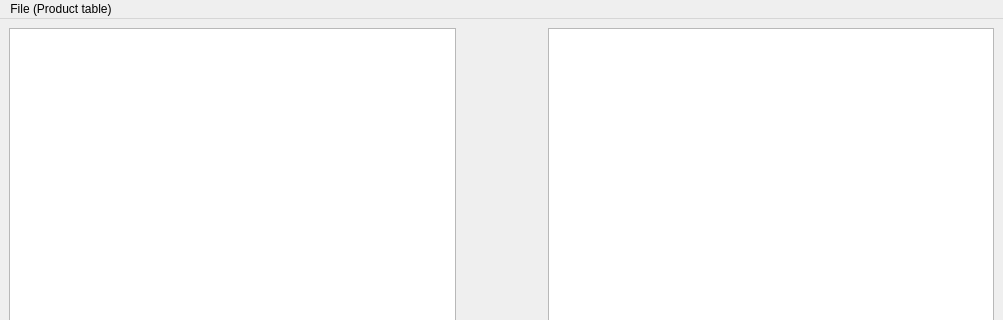
Qt form mainwindow.ui (VolodymirM/Avocado) before a commit; both pictures show x 0 to 1003 and y 0 to 320 of the 1003 by 629 pixel window.
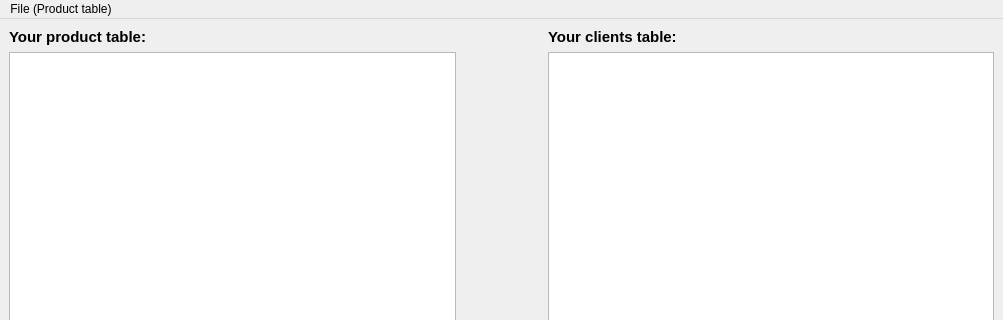
The same form after that commit.

Commit message:
Little interface correction
Added text labels above every table

The edit to the form file:
```diff
--- a/mainwindow.ui
+++ b/mainwindow.ui
@@ -15,20 +15,30 @@
   </property>
   <widget class="QWidget" name="centralwidget">
    <layout class="QGridLayout" name="gridLayout">
+    <item row="3" column="1">
+     <widget class="QPushButton" name="pushDistribute">
+      <property name="sizePolicy">
+       <sizepolicy hsizetype="Fixed" vsizetype="Fixed">
+        <horstretch>0</horstretch>
+        <verstretch>0</verstretch>
+       </sizepolicy>
+      </property>
+      <property name="text">
+       <string>Distribute</string>
+      </property>
+     </widget>
+    </item>
+    <item row="1" column="2">
+     <widget class="QTableView" name="tableClients">
+      <property name="sizePolicy">
+       <sizepolicy hsizetype="Expanding" vsizetype="Preferred">
+        <horstretch>0</horstretch>
+        <verstretch>0</verstretch>
+       </sizepolicy>
+      </property>
+     </widget>
+    </item>
     <item row="2" column="0">
-     <spacer name="horizontalSpacer">
-      <property name="orientation">
-       <enum>Qt::Horizontal</enum>
-      </property>
-      <property name="sizeHint" stdset="0">
-       <size>
-        <width>40</width>
-        <height>20</height>
-       </size>
-      </property>
-     </spacer>
-    </item>
-    <item row="1" column="0">
      <widget class="QPushButton" name="pushImport_pr">
       <property name="sizePolicy">
        <sizepolicy hsizetype="Preferred" vsizetype="Fixed">
@@ -41,17 +51,7 @@
       </property>
      </widget>
     </item>
-    <item row="0" column="0">
-     <widget class="QTableView" name="tableProduct">
-      <property name="sizePolicy">
-       <sizepolicy hsizetype="Expanding" vsizetype="Preferred">
-        <horstretch>0</horstretch>
-        <verstretch>0</verstretch>
-       </sizepolicy>
-      </property>
-     </widget>
-    </item>
-    <item row="2" column="2">
+    <item row="3" column="2">
      <spacer name="horizontalSpacer_2">
       <property name="orientation">
        <enum>Qt::Horizontal</enum>
@@ -64,17 +64,7 @@
       </property>
      </spacer>
     </item>
-    <item row="0" column="2">
-     <widget class="QTableView" name="tableClients">
-      <property name="sizePolicy">
-       <sizepolicy hsizetype="Expanding" vsizetype="Preferred">
-        <horstretch>0</horstretch>
-        <verstretch>0</verstretch>
-       </sizepolicy>
-      </property>
-     </widget>
-    </item>
-    <item row="1" column="2">
+    <item row="2" column="2">
      <widget class="QPushButton" name="pushImport_cl">
       <property name="sizePolicy">
        <sizepolicy hsizetype="Preferred" vsizetype="Fixed">
@@ -87,16 +77,52 @@
       </property>
      </widget>
     </item>
-    <item row="2" column="1">
-     <widget class="QPushButton" name="pushDistribute">
+    <item row="3" column="0">
+     <spacer name="horizontalSpacer">
+      <property name="orientation">
+       <enum>Qt::Horizontal</enum>
+      </property>
+      <property name="sizeHint" stdset="0">
+       <size>
+        <width>40</width>
+        <height>20</height>
+       </size>
+      </property>
+     </spacer>
+    </item>
+    <item row="1" column="0">
+     <widget class="QTableView" name="tableProduct">
       <property name="sizePolicy">
-       <sizepolicy hsizetype="Fixed" vsizetype="Fixed">
+       <sizepolicy hsizetype="Expanding" vsizetype="Preferred">
         <horstretch>0</horstretch>
         <verstretch>0</verstretch>
        </sizepolicy>
       </property>
+     </widget>
+    </item>
+    <item row="0" column="0">
+     <widget class="QLabel" name="labelProduct">
+      <property name="sizePolicy">
+       <sizepolicy hsizetype="Preferred" vsizetype="Maximum">
+        <horstretch>0</horstretch>
+        <verstretch>0</verstretch>
+       </sizepolicy>
+      </property>
       <property name="text">
-       <string>Distribute</string>
+       <string>&lt;html&gt;&lt;head/&gt;&lt;body&gt;&lt;p&gt;&lt;span style=&quot; font-size:11pt; font-weight:700;&quot;&gt;Your product table:&lt;/span&gt;&lt;/p&gt;&lt;/body&gt;&lt;/html&gt;</string>
+      </property>
+     </widget>
+    </item>
+    <item row="0" column="2">
+     <widget class="QLabel" name="label_2">
+      <property name="sizePolicy">
+       <sizepolicy hsizetype="Preferred" vsizetype="Maximum">
+        <horstretch>0</horstretch>
+        <verstretch>0</verstretch>
+       </sizepolicy>
+      </property>
+      <property name="text">
+       <string>&lt;html&gt;&lt;head/&gt;&lt;body&gt;&lt;p&gt;&lt;span style=&quot; font-size:11pt; font-weight:700;&quot;&gt;Your clients table:&lt;/span&gt;&lt;/p&gt;&lt;/body&gt;&lt;/html&gt;</string>
       </property>
      </widget>
     </item>
```
The commit also changes 1 other file.
